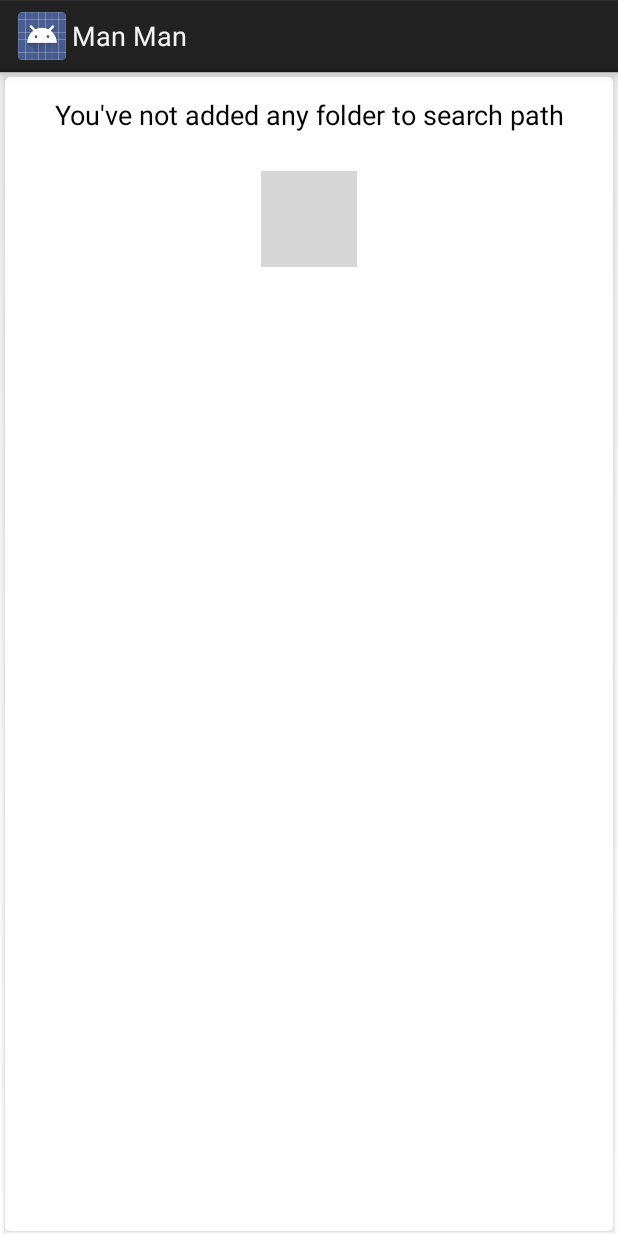
After one commit to Kaned1as/Man-Man, an Android app: the layout add_folder_header.xml on its own in the app's theme, with its tools: preview values and no code run, on a phone screen of 412 x 824 dp. The commit adds this screen. Run offline under Robolectric (Android 15) with nearby library versions, the phone set to English and light mode, and no system bars; grey boxes are pictures that could not be loaded.

Commit message:
- start implementing local storage fragment

```diff
--- /dev/null
+++ b/app/src/main/res/layout/add_folder_header.xml
@@ -0,0 +1,25 @@
+<?xml version="1.0" encoding="utf-8"?>
+<LinearLayout xmlns:android="http://schemas.android.com/apk/res/android"
+    android:orientation="vertical"
+    android:layout_width="match_parent"
+    android:layout_height="match_parent"
+    android:background="@drawable/list_item_background"
+    android:gravity="center_horizontal"
+    android:padding="16dp">
+
+    <TextView
+        android:layout_width="wrap_content"
+        android:layout_height="wrap_content"
+        android:textAppearance="?android:attr/textAppearanceMedium"
+        android:text="@string/no_folders_in_local_storage"
+        android:layout_gravity="center_horizontal"
+        android:gravity="center" />
+
+    <ImageView
+        android:layout_marginTop="25dp"
+        android:layout_width="64dp"
+        android:layout_height="64dp"
+        android:layout_gravity="center_horizontal"
+        android:src="@drawable/gear_icon"
+        android:contentDescription="@string/settings"/>
+</LinearLayout>
--- a/app/src/main/res/values/strings.xml
+++ b/app/src/main/res/values/strings.xml
@@ -39,4 +39,6 @@
     <string name="share_link">Share link…</string>
     <string name="copied">Copied:</string>
     <string name="delete">Delete</string>
+    <string name="filter_local_storage">Filter local storage…</string>
+    <string name="no_folders_in_local_storage">You\'ve not added any folder to search path</string>
 </resources>
```
Also changed, not shown: app/src/main/java/com/adonai/manman/ManLocalArchiveFragment.java (added, +35 -0 lines), app/src/main/res/layout/back_header.xml (deleted, +0 -25 lines), app/src/main/res/layout/fragment_local_storage.xml (added, +20 -0 lines), 1 other file.
